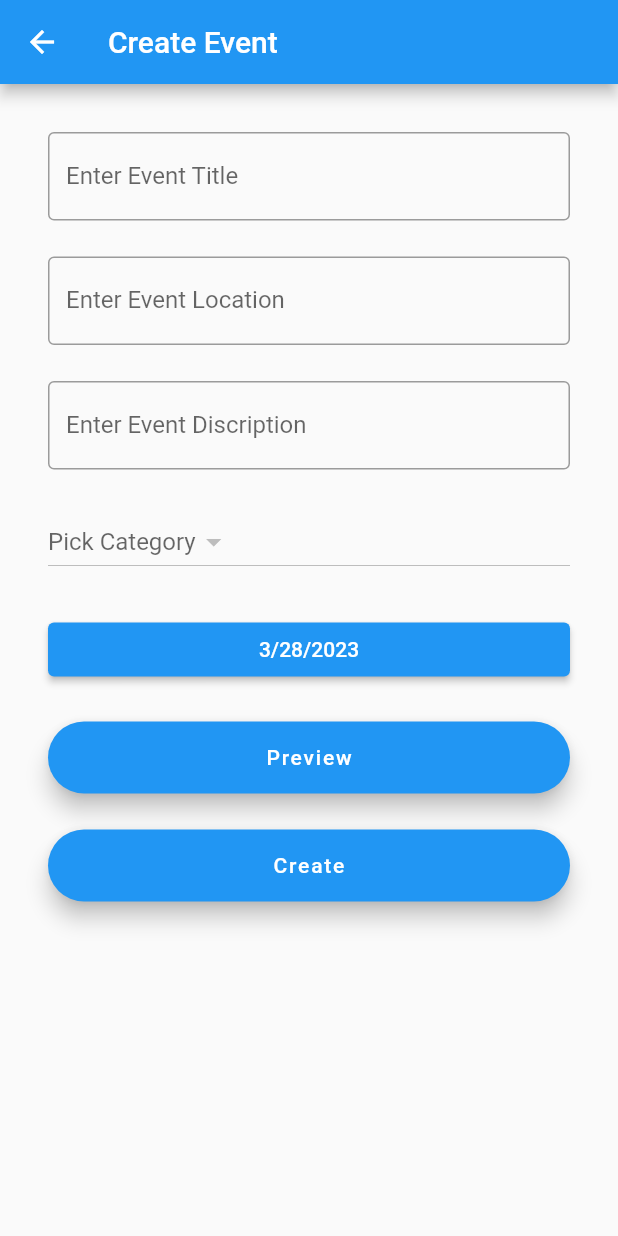
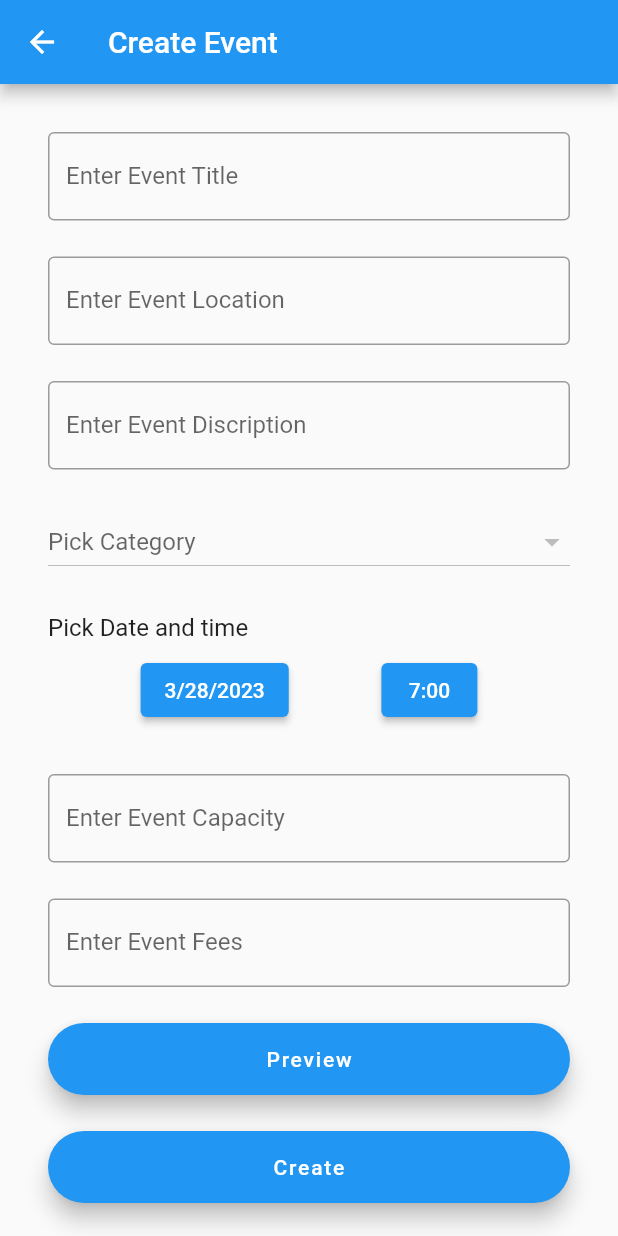
Before and after one commit to YukiHinana/GTEvents, a Flutter app: the CreateEvent screen opened by its route, on a phone screen of 412 x 824 dp. Run offline on Flutter 3.47's test engine with Material 2 defaults, Android fonts, the phone set to English and light mode, and no system bars; our stand-ins replace flutter_redux, go_router, redux, shared_preferences; accounts and stored records are empty; network calls fail.

Commit message:
Updated EventCreated and detailEventPage

```diff
--- a/frontend/lib/createEvent.dart
+++ b/frontend/lib/createEvent.dart
@@ -15,12 +15,13 @@ class CreateEvent extends StatefulWidget{
   @override
   State<CreateEvent> createState() => _CreateEventState();
 }
-
+DateTime dateTime = DateTime(2023, 03, 28);
 class _CreateEventState extends State<CreateEvent>{
   // tag value
   int? value;
   //DateTime currentDate = DateTime.now();
-  DateTime dateTime = DateTime(2023, 03, 28);
+  final hours = dateTime.hour.toString().padLeft(2, '0');
+  final minutes = dateTime.minute.toString().padLeft(2, '0');
   late TextEditingController _eventTitleController;
   late TextEditingController _eventLocationController;
   late TextEditingController _eventDescriptionController;
@@ -67,11 +68,26 @@ class _CreateEventState extends State<CreateEvent>{
           const SizedBox(height: 24),
           buildCategoryPicker(),
           const SizedBox(height: 24),
-          buildDatePicker(),
+          Text(
+            'Pick Date and time',
+            style: TextStyle(fontSize: 16),
+            ),
+          ButtonBar(
+            alignment: MainAxisAlignment.spaceEvenly,
+            children: [
+              buildDatePicker(),
+              buildTimePicker(),
+            ],
+          ),
+          const SizedBox(height: 24),
+          buildEventCapacityField(),
+          const SizedBox(height: 24),
+          buildEventFeeField(),
           const SizedBox(height: 24),
           previewCreateEvent(),
           const SizedBox(height: 24),
           buildCreateEvent(),
+
 
         ],
       ),
@@ -115,6 +131,7 @@ class _CreateEventState extends State<CreateEvent>{
           future: _getEventTags(),
           builder: (context, snapshot) {
             return DropdownButton<int>(
+                isExpanded: true,
                 hint: const Text('Pick Category'),
                 value: value,
                 items: snapshot.data?.map((e) => DropdownMenuItem<int>(
@@ -145,6 +162,16 @@ class _CreateEventState extends State<CreateEvent>{
       if (date == null) {
         return;
       }
+      final newDataTime = DateTime(
+        date.year,
+        date.month,
+        date.day,
+        dateTime.hour,
+        dateTime.minute,
+      );
+      setState(() {
+        dateTime = newDataTime;
+      });
     },
   );
 
@@ -153,6 +180,43 @@ class _CreateEventState extends State<CreateEvent>{
     initialDate: dateTime,
     firstDate: DateTime(2021),
     lastDate: DateTime(2100),
+  );
+  Widget buildTimePicker() => ElevatedButton(
+    child: Text('7:00'),
+    onPressed: () async {
+      final time = await pickTime();
+      if (time == null) {
+        return;
+      }
+      final newDataTime = DateTime(
+        dateTime.year,
+        dateTime.month,
+        dateTime.day,
+        time.hour,
+        time.minute,
+      );
+      setState(() {
+        dateTime = newDataTime;
+      });
+    },
+  );
+   Future<TimeOfDay?> pickTime() => showTimePicker(
+    context: context,
+    initialTime: TimeOfDay(hour: dateTime.hour, minute: dateTime.minute),
+  );
+  Widget buildEventCapacityField() => TextField(
+    decoration: InputDecoration(
+      labelText: 'Enter Event Capacity',
+      border: OutlineInputBorder(),
+    ),
+    controller: _eventLocationController,
+  );
+  Widget buildEventFeeField() => TextField(
+    decoration: InputDecoration(
+      labelText: 'Enter Event Fees',
+      border: OutlineInputBorder(),
+    ),
+    controller: _eventLocationController,
   );
 
   Widget previewCreateEvent() => FloatingActionButton.extended(
```
Also changed, not shown: frontend/lib/eventDetailPage.dart (+82 -2 lines).
